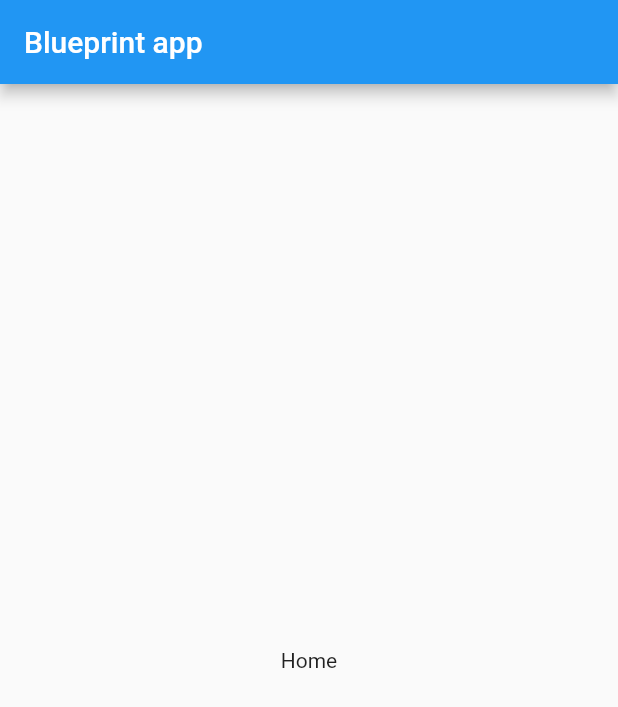
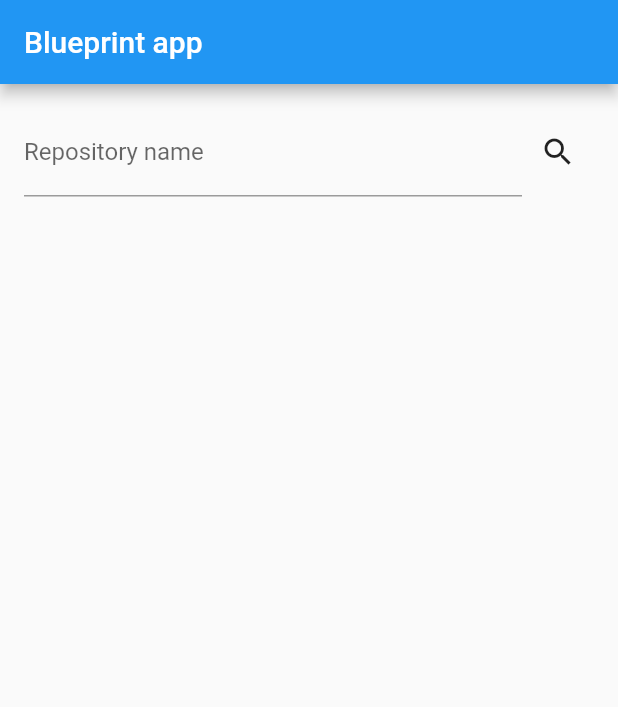
Before and after one commit to diegolechado/flutter-blueprint, a Flutter app: the screen it shows after launch, on a phone screen of 412 x 824 dp. Shown: the top 707 px of the screen. Run offline on Flutter 3.47's test engine with Material 2 defaults, Android fonts, the light colour scheme and no system bars.

Commit message:
Add search box

```diff
--- a/app_blueprint/lib/main.dart
+++ b/app_blueprint/lib/main.dart
@@ -30,12 +30,24 @@ class _HomePageState extends State<HomePage> {
   @override
   Widget build(BuildContext context) {
     return Scaffold(
-      appBar: AppBar(
-        title: Text(widget.title),
-      ),
-      body: Center(
-        child: Text("Home"),
-      ),
-    );
+        appBar: AppBar(
+          title: Text(widget.title),
+        ),
+        body: Container(
+          margin: EdgeInsets.all(16.0),
+          child: Column(
+            children: [
+              Row(
+                children: [
+                  Expanded(
+                      child: TextField(
+                    decoration: InputDecoration(labelText: "Repository name"),
+                  )),
+                  IconButton(icon: Icon(Icons.search), onPressed: () {})
+                ],
+              )
+            ],
+          ),
+        ));
   }
 }
```
